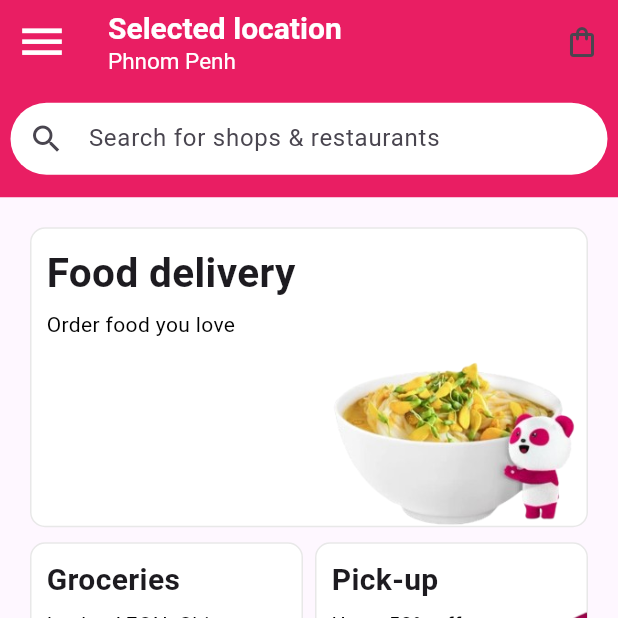
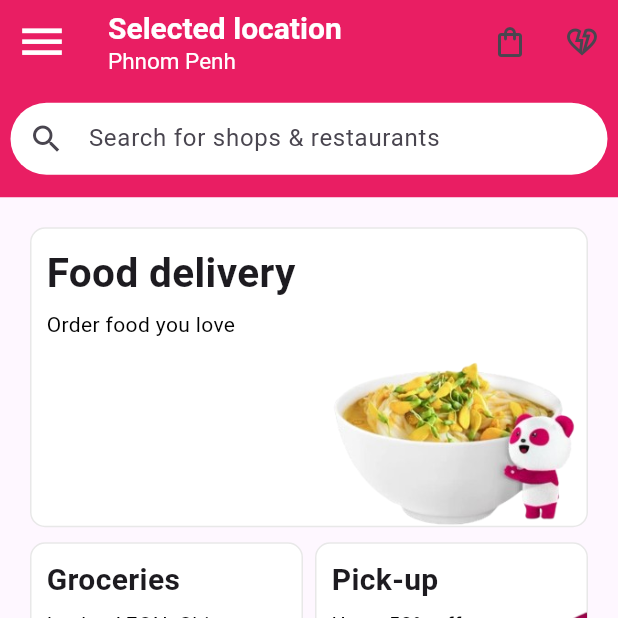
Before and after one commit to UnVireak/Foodpanda_flutter_ui, a Flutter app: the screen it shows after launch, on a phone screen of 412 x 824 dp, the top half of it. Run offline on Flutter 3.47's test engine with Material 3 defaults, Android fonts, the phone set to English and light mode, and no system bars; our stand-ins replace font_awesome_flutter; missing offline and left inert: dart:ffi.

Commit message:
add new drawer and add heart button on appbar

```diff
--- a/lib/screens/home_screen.dart
+++ b/lib/screens/home_screen.dart
@@ -11,7 +11,8 @@
 // import 'sliverAppbar/myappbar.dart';
 
 class HomeScreen extends StatelessWidget {
-  const HomeScreen({super.key});
+  final _scaffoldKey = GlobalKey<ScaffoldState>();
+  // const HomeScreen({super.key});
 
   @override
   Widget build(BuildContext context) {
@@ -84,41 +85,53 @@
     ];
     // var shop_2_outlined = Icons.shop_2_outlined;
     return Scaffold(
-      //  drawer: Drawer(
-      //     child: ListView(
-      //       padding: EdgeInsets.zero,
-      //       children: <Widget>[
-      //         DrawerHeader(
-      //           decoration: BoxDecoration(
-      //             color: Colors.blue,
-      //           ),
-      //           child: Text(
-      //             'Drawer Header',
-      //             style: TextStyle(
-      //               color: Colors.white,
-      //               fontSize: 24,
-      //             ),
-      //           ),
-      //         ),
-      //         ListTile(
-      //           title: Text('Item 1'),
-      //           onTap: () {
-      //             // Add your item 1 action here
-      //             Navigator.pop(context);
-      //           },
-      //         ),
-      //         ListTile(
-      //           title: Text('Item 2'),
-      //           onTap: () {
-      //             // Add your item 2 action here
-      //             Navigator.pop(context);
-      //           },
-      //         ),
-      //         // Add more ListTile widgets for additional items
-      //       ],
-      //     ),
-      // ),
-      // drawer: MyDrawerContent(),
+      key: _scaffoldKey,
+      drawer: Drawer(
+        child: ListView(
+          padding: EdgeInsets.zero,
+          children: [
+            const DrawerHeader(
+              decoration: BoxDecoration(
+                color: Colors.pink,
+              ),
+              child: CircleAvatar(
+                radius: 24,
+                backgroundImage: NetworkImage(
+                    'https://pics.craiyon.com/2023-05-30/eaab7f873e324b3e8f41f5aba2c2aeb2.webp'),
+              ),
+            ),
+            ListTile(
+              title: Text(
+                'Setting',
+                style: TextStyle(color: Colors.black),
+              ),
+              leading: Icon(Icons.settings),
+            ),
+            ListTile(
+              title: Text(
+                'Help center',
+                style: TextStyle(color: Colors.black),
+              ),
+              leading: Icon(Icons.help_center),
+            ),
+            ListTile(
+              title: Text(
+                'More',
+                style: TextStyle(color: Colors.black),
+              ),
+              leading: Icon(Icons.more_horiz),
+            ),
+            ListTile(
+              title: Text(
+                'Sign up or Login ',
+                style: TextStyle(color: Colors.black),
+              ),
+              leading: Icon(Icons.login_outlined),
+            ),
+          ],
+        ),
+      ),
+
       appBar: AppBar(
         automaticallyImplyLeading: false,
         elevation: 0,
@@ -128,7 +141,7 @@
           ),
           iconSize: 35,
           color: Colors.white,
-          onPressed: () {},
+          onPressed: () {  _scaffoldKey.currentState!.openDrawer();},
         ),
         title: Column(
           mainAxisAlignment: MainAxisAlignment.center,
@@ -153,6 +166,7 @@
             onPressed: () {},
             icon: Icon(Icons.shopping_bag_outlined),
           ),
+          IconButton(onPressed: (){}, icon: Icon(Icons.heart_broken_outlined))
         ],
       ),
       body: CustomScrollView(
@@ -164,7 +178,7 @@
             snap: true,
             expandedHeight: 75.5,
             excludeHeaderSemantics: true,
-
+            automaticallyImplyLeading: false,
             flexibleSpace: FlexibleSpaceBar(background: MyFlexiableAppBar()),
             backgroundColor: Colors.pink,
           ),
@@ -1476,16 +1490,15 @@
                                         child: Container(
                                           width: 80,
                                           height: 80,
-
                                           margin: EdgeInsets.only(
                                             top: 0,
                                             bottom: 5,
                                           ),
                                           decoration: BoxDecoration(
-                                              color: Color.fromARGB(255, 244, 243, 243),
+                                              color: Color.fromARGB(
+                                                  255, 244, 243, 243),
                                               borderRadius:
                                                   BorderRadius.circular(10)),
-
                                           child: Padding(
                                             padding: EdgeInsets.all(10),
                                             child: ClipRRect(
@@ -1505,15 +1518,15 @@
                                       //   height: 4,
                                       // ),
                                       Container(
-                                        margin: EdgeInsets.only(bottom: 25, top: 5),
-                                       child: Text(shop_img[index],
+                                        margin:
+                                            EdgeInsets.only(bottom: 25, top: 5),
+                                        child: Text(
+                                          shop_img[index],
                                           style: TextStyle(
                                               fontSize: 14,
-                                        fontWeight: FontWeight.bold
-                                       ),
+                                              fontWeight: FontWeight.bold),
                                         ),
                                       )
-
                                     ],
                                   ),
                                 ));
@@ -1546,7 +1559,7 @@
                             children: [
                               Container(
                                 margin: EdgeInsets.only(
-                                    left: 20, right: 40, top: 16,bottom: 0),
+                                    left: 20, right: 40, top: 16, bottom: 0),
                                 child: Text(
                                   "Earn a \$3 voucher",
                                   style: TextStyle(
@@ -1559,7 +1572,8 @@
                                 height: 10,
                               ),
                               Container(
-                                margin: EdgeInsets.only(left: 20, right: 32, top: 0),
+                                margin: EdgeInsets.only(
+                                    left: 20, right: 32, top: 0),
                                 child: Text(
                                   "when you refer a friend",
                                   style: TextStyle(
@@ -1569,11 +1583,11 @@
                               ),
                             ],
                           ),
-
                           Container(
                             height: double.infinity,
                             width: 80,
-                              margin: EdgeInsets.only(left: 74.4, top: 0, right: 0),
+                            margin:
+                                EdgeInsets.only(left: 74.4, top: 0, right: 0),
                             decoration: BoxDecoration(
                               borderRadius: BorderRadius.circular(6),
                               image: DecorationImage(
@@ -1584,12 +1598,13 @@
                               ),
                             ),
                           ),
-
-                        ],
-                      ),
-                    ),
-                  ),
-            SizedBox(height: 0,),
+                        ],
+                      ),
+                    ),
+                  ),
+                  SizedBox(
+                    height: 0,
+                  ),
                   Padding(
                     padding: EdgeInsets.symmetric(vertical: 0, horizontal: 14),
                     child: Container(
@@ -1613,7 +1628,7 @@
                             children: [
                               Container(
                                 margin: EdgeInsets.only(
-                                    left: 20, right: 39, top: 16,bottom: 0),
+                                    left: 20, right: 39, top: 16, bottom: 0),
                                 child: Text(
                                   "Try panda reward!",
                                   style: TextStyle(
@@ -1626,7 +1641,8 @@
                                 height: 10,
                               ),
                               Container(
-                                margin: EdgeInsets.only(left: 22, right: 13, top: 0),
+                                margin: EdgeInsets.only(
+                                    left: 22, right: 13, top: 0),
                                 child: Text(
                                   "Earn point end win prizes",
                                   style: TextStyle(
@@ -1636,11 +1652,11 @@
                               ),
                             ],
                           ),
-
                           Container(
                             height: double.infinity,
                             width: 80,
-                              margin: EdgeInsets.only(left: 74.4, top: 0, right: 0),
+                            margin:
+                                EdgeInsets.only(left: 74.4, top: 0, right: 0),
                             decoration: BoxDecoration(
                               borderRadius: BorderRadius.circular(6),
                               image: DecorationImage(
@@ -1651,12 +1667,13 @@
                               ),
                             ),
                           ),
-
-                        ],
-                      ),
-                    ),
-                  ),
-                  SizedBox(height: 20,),
+                        ],
+                      ),
+                    ),
+                  ),
+                  SizedBox(
+                    height: 20,
+                  ),
                 ],
               ),
             ),
```
Lines whose indentation alone changed are shown as unchanged.
